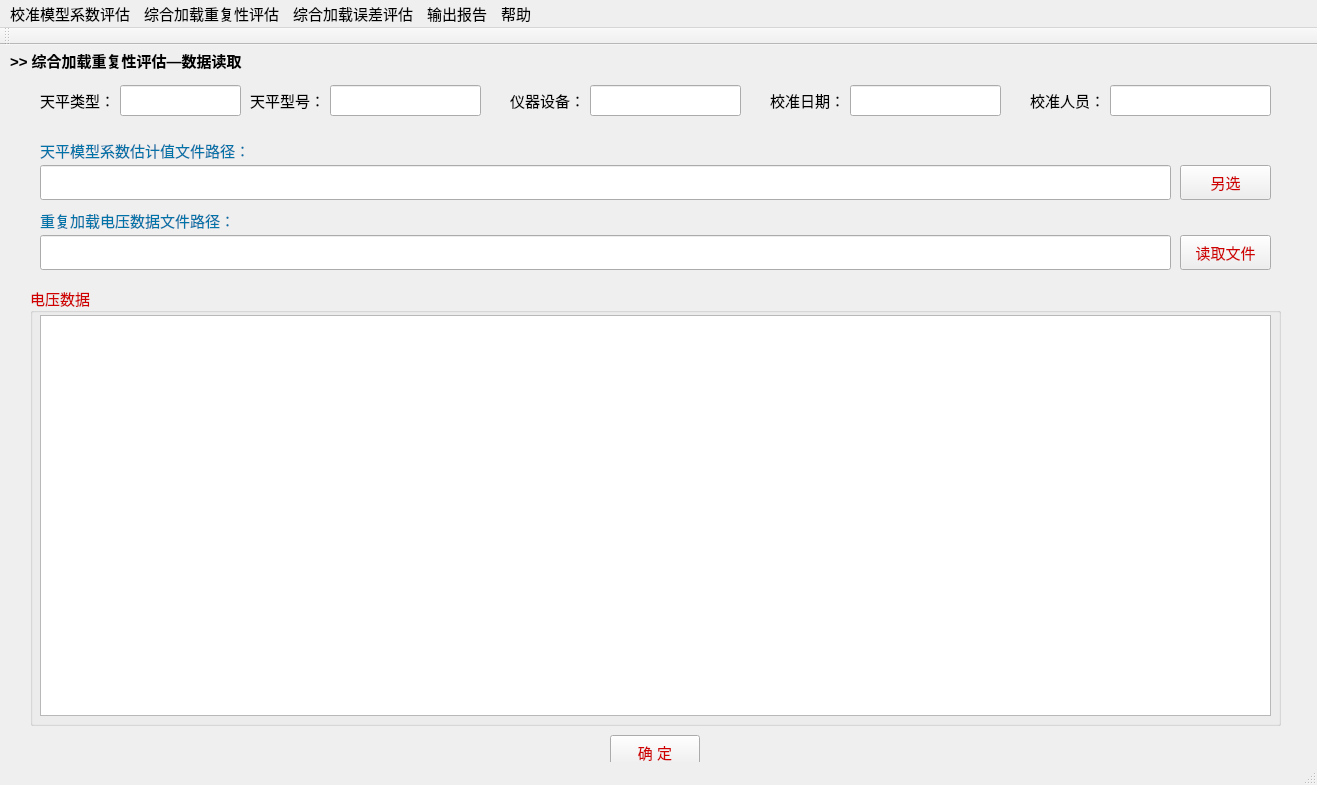
kkkpme/WBalance, file WBalance/WBalance.ui: the form before one commit.
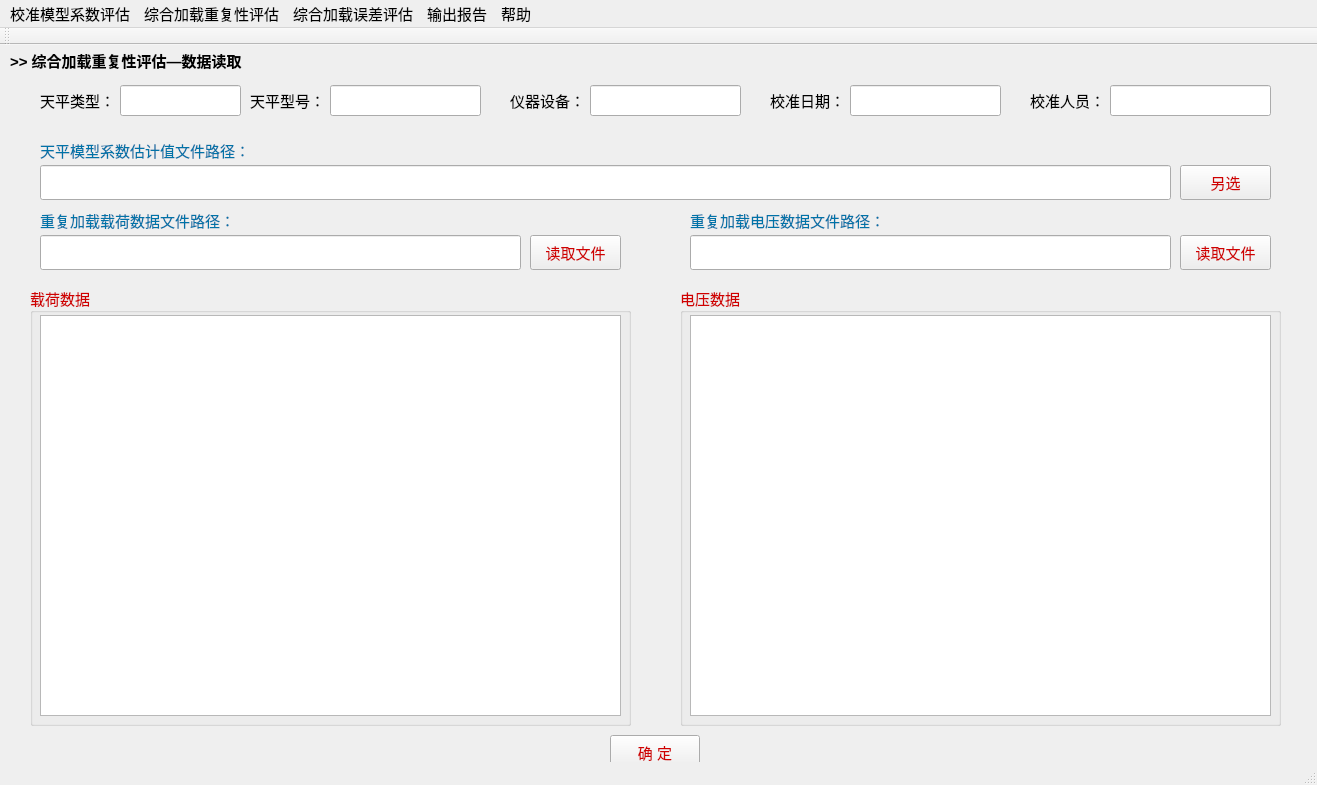
The form after the commit. Icons and pictures are not drawn.

Diff of the .ui file:
```diff
--- a/WBalance/WBalance.ui
+++ b/WBalance/WBalance.ui
@@ -3484,7 +3484,7 @@
      <widget class="QLabel" name="label_85">
       <property name="geometry">
        <rect>
-        <x>30</x>
+        <x>680</x>
         <y>160</y>
         <width>271</width>
         <height>31</height>
@@ -4206,9 +4206,9 @@
      <widget class="QGroupBox" name="groupBox_14">
       <property name="geometry">
        <rect>
-        <x>20</x>
+        <x>670</x>
         <y>240</y>
-        <width>1251</width>
+        <width>601</width>
         <height>441</height>
        </rect>
       </property>
@@ -4323,7 +4323,7 @@
         <rect>
          <x>10</x>
          <y>30</y>
-         <width>1231</width>
+         <width>581</width>
          <height>401</height>
         </rect>
        </property>
@@ -4369,9 +4369,9 @@
      <widget class="QLineEdit" name="lineEdit_data00_path">
       <property name="geometry">
        <rect>
-        <x>30</x>
+        <x>680</x>
         <y>190</y>
-        <width>1131</width>
+        <width>481</width>
         <height>35</height>
        </rect>
       </property>
@@ -4679,6 +4679,371 @@
        <string>另选</string>
       </property>
      </widget>
+     <widget class="QLabel" name="label_87">
+      <property name="geometry">
+       <rect>
+        <x>30</x>
+        <y>160</y>
+        <width>271</width>
+        <height>31</height>
+       </rect>
+      </property>
+      <property name="palette">
+       <palette>
+        <active>
+         <colorrole role="WindowText">
+          <brush brushstyle="SolidPattern">
+           <color alpha="255">
+            <red>0</red>
+            <green>115</green>
+            <blue>168</blue>
+           </color>
+          </brush>
+         </colorrole>
+        </active>
+        <inactive>
+         <colorrole role="WindowText">
+          <brush brushstyle="SolidPattern">
+           <color alpha="255">
+            <red>0</red>
+            <green>115</green>
+            <blue>168</blue>
+           </color>
+          </brush>
+         </colorrole>
+        </inactive>
+        <disabled>
+         <colorrole role="WindowText">
+          <brush brushstyle="SolidPattern">
+           <color alpha="255">
+            <red>120</red>
+            <green>120</green>
+            <blue>120</blue>
+           </color>
+          </brush>
+         </colorrole>
+        </disabled>
+       </palette>
+      </property>
+      <property name="font">
+       <font>
+        <pointsize>11</pointsize>
+        <weight>50</weight>
+        <bold>false</bold>
+       </font>
+      </property>
+      <property name="text">
+       <string>重复加载载荷数据文件路径：</string>
+      </property>
+     </widget>
+     <widget class="QLineEdit" name="lineEdit_load00_path">
+      <property name="geometry">
+       <rect>
+        <x>30</x>
+        <y>190</y>
+        <width>481</width>
+        <height>35</height>
+       </rect>
+      </property>
+      <property name="minimumSize">
+       <size>
+        <width>0</width>
+        <height>26</height>
+       </size>
+      </property>
+      <property name="maximumSize">
+       <size>
+        <width>16777215</width>
+        <height>100</height>
+       </size>
+      </property>
+      <property name="font">
+       <font>
+        <family>Times New Roman</family>
+        <pointsize>11</pointsize>
+       </font>
+      </property>
+     </widget>
+     <widget class="QPushButton" name="pushButton_read_load_00">
+      <property name="geometry">
+       <rect>
+        <x>520</x>
+        <y>190</y>
+        <width>91</width>
+        <height>35</height>
+       </rect>
+      </property>
+      <property name="sizePolicy">
+       <sizepolicy hsizetype="Expanding" vsizetype="Expanding">
+        <horstretch>0</horstretch>
+        <verstretch>0</verstretch>
+       </sizepolicy>
+      </property>
+      <property name="minimumSize">
+       <size>
+        <width>0</width>
+        <height>0</height>
+       </size>
+      </property>
+      <property name="maximumSize">
+       <size>
+        <width>200</width>
+        <height>100</height>
+       </size>
+      </property>
+      <property name="palette">
+       <palette>
+        <active>
+         <colorrole role="WindowText">
+          <brush brushstyle="SolidPattern">
+           <color alpha="255">
+            <red>0</red>
+            <green>0</green>
+            <blue>0</blue>
+           </color>
+          </brush>
+         </colorrole>
+         <colorrole role="Text">
+          <brush brushstyle="SolidPattern">
+           <color alpha="255">
+            <red>0</red>
+            <green>0</green>
+            <blue>0</blue>
+           </color>
+          </brush>
+         </colorrole>
+         <colorrole role="ButtonText">
+          <brush brushstyle="SolidPattern">
+           <color alpha="255">
+            <red>208</red>
+            <green>0</green>
+            <blue>0</blue>
+           </color>
+          </brush>
+         </colorrole>
+         <colorrole role="PlaceholderText">
+          <brush brushstyle="SolidPattern">
+           <color alpha="128">
+            <red>0</red>
+            <green>115</green>
+            <blue>168</blue>
+           </color>
+          </brush>
+         </colorrole>
+        </active>
+        <inactive>
+         <colorrole role="WindowText">
+          <brush brushstyle="SolidPattern">
+           <color alpha="255">
+            <red>0</red>
+            <green>0</green>
+            <blue>0</blue>
+           </color>
+          </brush>
+         </colorrole>
+         <colorrole role="Text">
+          <brush brushstyle="SolidPattern">
+           <color alpha="255">
+            <red>0</red>
+            <green>0</green>
+            <blue>0</blue>
+           </color>
+          </brush>
+         </colorrole>
+         <colorrole role="ButtonText">
+          <brush brushstyle="SolidPattern">
+           <color alpha="255">
+            <red>208</red>
+            <green>0</green>
+            <blue>0</blue>
+           </color>
+          </brush>
+         </colorrole>
+         <colorrole role="PlaceholderText">
+          <brush brushstyle="SolidPattern">
+           <color alpha="128">
+            <red>0</red>
+            <green>115</green>
+            <blue>168</blue>
+           </color>
+          </brush>
+         </colorrole>
+        </inactive>
+        <disabled>
+         <colorrole role="WindowText">
+          <brush brushstyle="SolidPattern">
+           <color alpha="255">
+            <red>120</red>
+            <green>120</green>
+            <blue>120</blue>
+           </color>
+          </brush>
+         </colorrole>
+         <colorrole role="Text">
+          <brush brushstyle="SolidPattern">
+           <color alpha="255">
+            <red>120</red>
+            <green>120</green>
+            <blue>120</blue>
+           </color>
+          </brush>
+         </colorrole>
+         <colorrole role="ButtonText">
+          <brush brushstyle="SolidPattern">
+           <color alpha="255">
+            <red>120</red>
+            <green>120</green>
+            <blue>120</blue>
+           </color>
+          </brush>
+         </colorrole>
+         <colorrole role="PlaceholderText">
+          <brush brushstyle="SolidPattern">
+           <color alpha="128">
+            <red>0</red>
+            <green>0</green>
+            <blue>0</blue>
+           </color>
+          </brush>
+         </colorrole>
+        </disabled>
+       </palette>
+      </property>
+      <property name="font">
+       <font>
+        <pointsize>11</pointsize>
+       </font>
+      </property>
+      <property name="text">
+       <string>读取文件</string>
+      </property>
+     </widget>
+     <widget class="QGroupBox" name="groupBox_15">
+      <property name="geometry">
+       <rect>
+        <x>20</x>
+        <y>240</y>
+        <width>601</width>
+        <height>441</height>
+       </rect>
+      </property>
+      <property name="palette">
+       <palette>
+        <active>
+         <colorrole role="WindowText">
+          <brush brushstyle="SolidPattern">
+           <color alpha="255">
+            <red>208</red>
+            <green>0</green>
+            <blue>0</blue>
+           </color>
+          </brush>
+         </colorrole>
+         <colorrole role="Text">
+          <brush brushstyle="SolidPattern">
+           <color alpha="255">
+            <red>0</red>
+            <green>0</green>
+            <blue>0</blue>
+           </color>
+          </brush>
+         </colorrole>
+         <colorrole role="PlaceholderText">
+          <brush brushstyle="SolidPattern">
+           <color alpha="128">
+            <red>0</red>
+            <green>0</green>
+            <blue>0</blue>
+           </color>
+          </brush>
+         </colorrole>
+        </active>
+        <inactive>
+         <colorrole role="WindowText">
+          <brush brushstyle="SolidPattern">
+           <color alpha="255">
+            <red>208</red>
+            <green>0</green>
+            <blue>0</blue>
+           </color>
+          </brush>
+         </colorrole>
+         <colorrole role="Text">
+          <brush brushstyle="SolidPattern">
+           <color alpha="255">
+            <red>0</red>
+            <green>0</green>
+            <blue>0</blue>
+           </color>
+          </brush>
+         </colorrole>
+         <colorrole role="PlaceholderText">
+          <brush brushstyle="SolidPattern">
+           <color alpha="128">
+            <red>0</red>
+            <green>0</green>
+            <blue>0</blue>
+           </color>
+          </brush>
+         </colorrole>
+        </inactive>
+        <disabled>
+         <colorrole role="WindowText">
+          <brush brushstyle="SolidPattern">
+           <color alpha="255">
+            <red>120</red>
+            <green>120</green>
+            <blue>120</blue>
+           </color>
+          </brush>
+         </colorrole>
+         <colorrole role="Text">
+          <brush brushstyle="SolidPattern">
+           <color alpha="255">
+            <red>120</red>
+            <green>120</green>
+            <blue>120</blue>
+           </color>
+          </brush>
+         </colorrole>
+         <colorrole role="PlaceholderText">
+          <brush brushstyle="SolidPattern">
+           <color alpha="128">
+            <red>0</red>
+            <green>0</green>
+            <blue>0</blue>
+           </color>
+          </brush>
+         </colorrole>
+        </disabled>
+       </palette>
+      </property>
+      <property name="font">
+       <font>
+        <family>Agency FB</family>
+        <pointsize>11</pointsize>
+       </font>
+      </property>
+      <property name="layoutDirection">
+       <enum>Qt::LeftToRight</enum>
+      </property>
+      <property name="title">
+       <string>载荷数据</string>
+      </property>
+      <property name="alignment">
+       <set>Qt::AlignLeading|Qt::AlignLeft|Qt::AlignVCenter</set>
+      </property>
+      <widget class="QTableView" name="tableView_show_load00">
+       <property name="geometry">
+        <rect>
+         <x>10</x>
+         <y>30</y>
+         <width>581</width>
+         <height>401</height>
+        </rect>
+       </property>
+      </widget>
+     </widget>
     </widget>
     <widget class="QWidget" name="page_4">
      <widget class="QLineEdit" name="lineEdit_b_instru_9">
```
Left out of the diff: 29 changed lines with no effect on the pictures.
